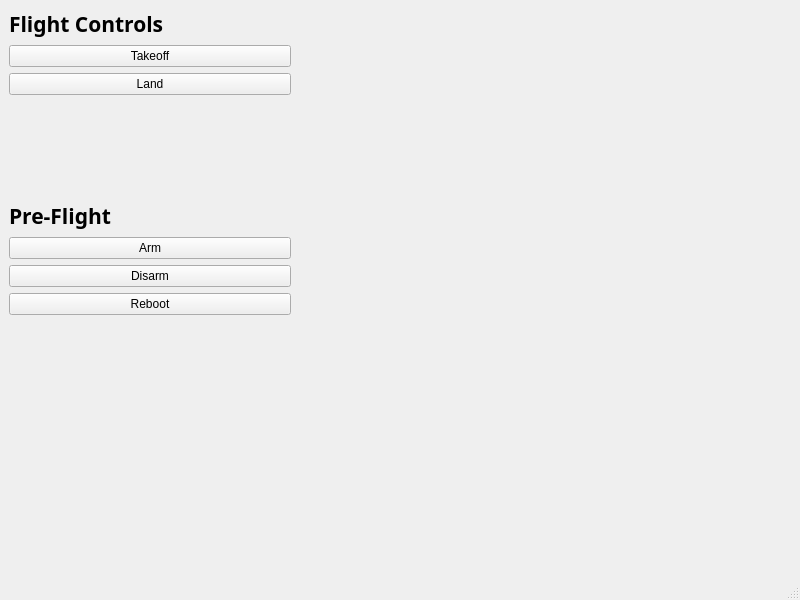
Above: mainwindow.ui from pstrauch/mavlinkGUI before the change. Below: the same form after it.
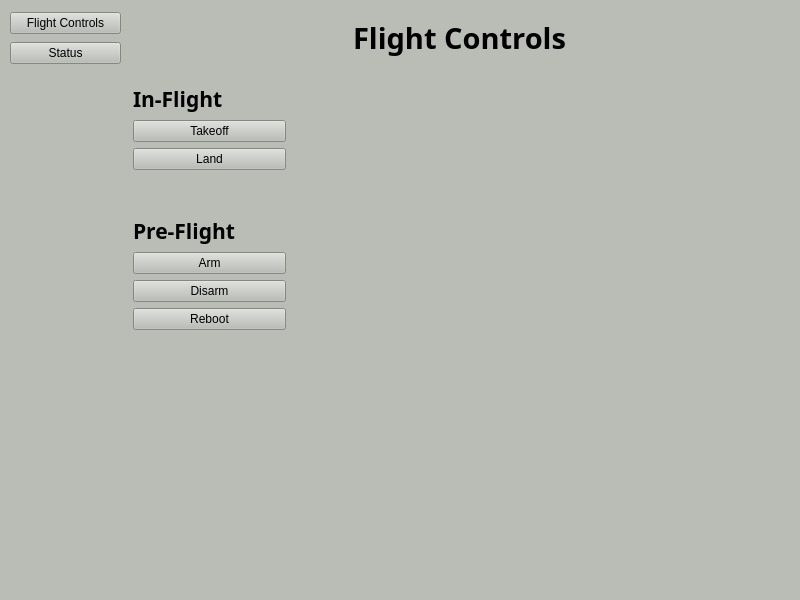
That is the form after the change.

Commit message: Add ActionCmd pub, multy pages support, buttons

```diff
--- a/mainwindow.ui
+++ b/mainwindow.ui
@@ -11,12 +11,49 @@
    </rect>
   </property>
   <property name="windowTitle">
-   <string>MAVLINK GUI</string>
+   <string>Raptor GUI</string>
+  </property>
+  <property name="styleSheet">
+   <string notr="true">background-color: rgb(186, 189, 182);</string>
   </property>
   <widget class="QWidget" name="centralwidget">
-   <layout class="QGridLayout" name="gridLayout">
-    <item row="1" column="1">
-     <spacer name="horizontalSpacer">
+   <widget class="QStackedWidget" name="stackedWidget">
+    <property name="geometry">
+     <rect>
+      <x>124</x>
+      <y>9</y>
+      <width>671</width>
+      <height>541</height>
+     </rect>
+    </property>
+    <property name="sizePolicy">
+     <sizepolicy hsizetype="Expanding" vsizetype="Expanding">
+      <horstretch>0</horstretch>
+      <verstretch>0</verstretch>
+     </sizepolicy>
+    </property>
+    <widget class="QWidget" name="page">
+     <layout class="QVBoxLayout" name="verticalLayout_4">
+      <item>
+       <widget class="QLabel" name="label_4">
+        <property name="font">
+         <font>
+          <family>Ubuntu Condensed</family>
+          <pointsize>22</pointsize>
+          <weight>75</weight>
+          <bold>true</bold>
+         </font>
+        </property>
+        <property name="text">
+         <string>Flight Controls</string>
+        </property>
+        <property name="alignment">
+         <set>Qt::AlignCenter</set>
+        </property>
+       </widget>
+      </item>
+      <item>
+       <spacer name="verticalSpacer_2">
       <property name="orientation">
        <enum>Qt::Horizontal</enum>
       </property>
@@ -25,13 +62,15 @@
       </property>
       <property name="sizeHint" stdset="0">
        <size>
-        <width>500</width>
+          <width>20</width>
         <height>20</height>
        </size>
       </property>
      </spacer>
     </item>
-    <item row="0" column="0">
+      <item>
+       <layout class="QHBoxLayout" name="horizontalLayout">
+        <item>
      <layout class="QVBoxLayout" name="verticalLayout_2">
       <item>
        <widget class="QLabel" name="label">
@@ -44,7 +83,10 @@
          </font>
         </property>
         <property name="text">
-         <string>Flight Controls</string>
+             <string>In-Flight</string>
+            </property>
+            <property name="alignment">
+             <set>Qt::AlignLeading|Qt::AlignLeft|Qt::AlignVCenter</set>
         </property>
        </widget>
       </item>
@@ -64,7 +106,43 @@
       </item>
      </layout>
     </item>
-    <item row="2" column="0">
+        <item>
+         <spacer name="horizontalSpacer">
+          <property name="orientation">
+           <enum>Qt::Horizontal</enum>
+          </property>
+          <property name="sizeType">
+           <enum>QSizePolicy::Fixed</enum>
+          </property>
+          <property name="sizeHint" stdset="0">
+           <size>
+            <width>500</width>
+            <height>68</height>
+           </size>
+          </property>
+         </spacer>
+        </item>
+       </layout>
+      </item>
+      <item>
+       <spacer name="verticalSpacer_3">
+        <property name="orientation">
+         <enum>Qt::Vertical</enum>
+        </property>
+        <property name="sizeType">
+         <enum>QSizePolicy::Fixed</enum>
+        </property>
+        <property name="sizeHint" stdset="0">
+         <size>
+          <width>20</width>
+          <height>40</height>
+         </size>
+        </property>
+       </spacer>
+      </item>
+      <item>
+       <layout class="QHBoxLayout" name="horizontalLayout_2">
+        <item>
      <layout class="QVBoxLayout" name="verticalLayout">
       <item>
        <widget class="QLabel" name="label_2">
@@ -104,24 +182,61 @@
       </item>
      </layout>
     </item>
-    <item row="1" column="0">
+        <item>
+         <spacer name="horizontalSpacer_2">
+          <property name="orientation">
+           <enum>Qt::Horizontal</enum>
+          </property>
+          <property name="sizeType">
+           <enum>QSizePolicy::Fixed</enum>
+          </property>
+          <property name="sizeHint" stdset="0">
+           <size>
+            <width>500</width>
+            <height>98</height>
+           </size>
+          </property>
+         </spacer>
+        </item>
+       </layout>
+      </item>
+      <item>
      <spacer name="verticalSpacer">
       <property name="orientation">
        <enum>Qt::Vertical</enum>
       </property>
-      <property name="sizeType">
-       <enum>QSizePolicy::Fixed</enum>
-      </property>
       <property name="sizeHint" stdset="0">
        <size>
         <width>20</width>
-        <height>100</height>
+          <height>40</height>
        </size>
       </property>
      </spacer>
     </item>
-    <item row="3" column="0">
-     <spacer name="verticalSpacer_2">
+     </layout>
+    </widget>
+    <widget class="QWidget" name="page_2">
+     <layout class="QVBoxLayout" name="verticalLayout_5">
+      <item>
+       <widget class="QLabel" name="label_3">
+        <property name="font">
+         <font>
+          <family>Ubuntu Condensed</family>
+          <pointsize>22</pointsize>
+          <weight>75</weight>
+          <bold>true</bold>
+         </font>
+        </property>
+        <property name="text">
+         <string>Status Page</string>
+        </property>
+        <property name="alignment">
+         <set>Qt::AlignCenter</set>
+        </property>
+       </widget>
+      </item>
+      <item>
+       <spacer name="verticalSpacer_4">
       <property name="orientation">
        <enum>Qt::Vertical</enum>
       </property>
@@ -134,6 +249,34 @@
      </spacer>
     </item>
    </layout>
+    </widget>
+   </widget>
+   <widget class="QWidget" name="">
+    <property name="geometry">
+     <rect>
+      <x>10</x>
+      <y>10</y>
+      <width>111</width>
+      <height>58</height>
+     </rect>
+    </property>
+    <layout class="QVBoxLayout" name="verticalLayout_3">
+     <item>
+      <widget class="QPushButton" name="pB_flightControls">
+       <property name="text">
+        <string>Flight Controls</string>
+       </property>
+      </widget>
+     </item>
+     <item>
+      <widget class="QPushButton" name="pB_status">
+       <property name="text">
+        <string>Status</string>
+       </property>
+      </widget>
+     </item>
+    </layout>
+   </widget>
   </widget>
   <widget class="QMenuBar" name="menubar">
    <property name="geometry">
```
Left out of the diff: 5 changed lines with no effect on the pictures. Lines whose indentation alone changed are shown as unchanged. The commit also changes 4 other files.
